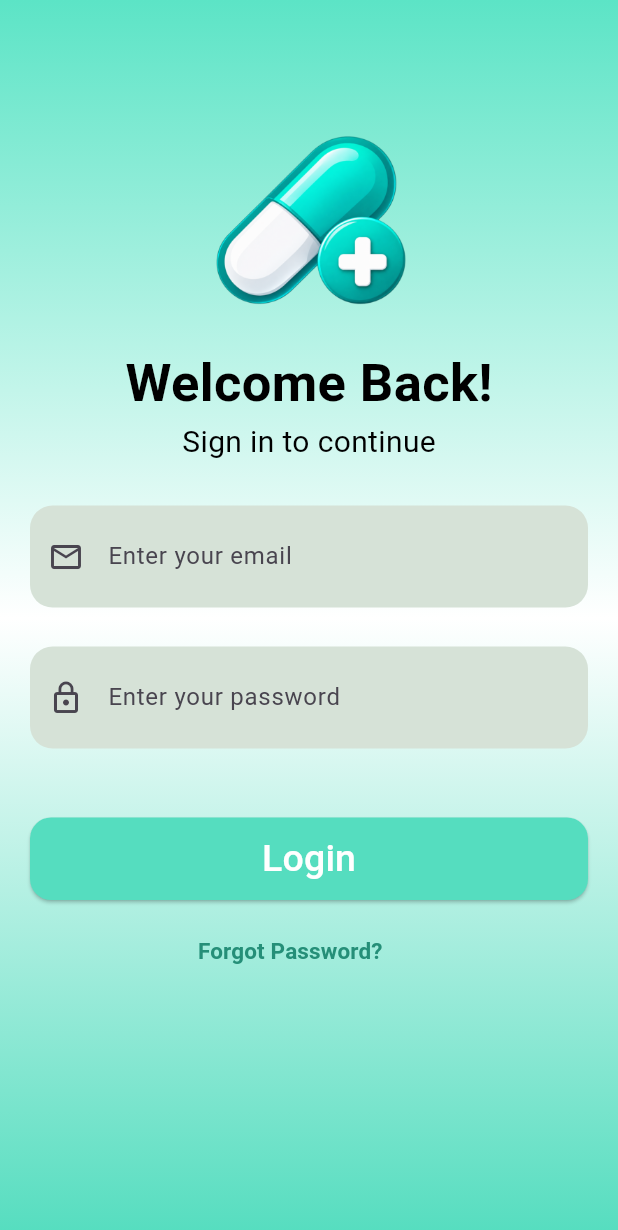
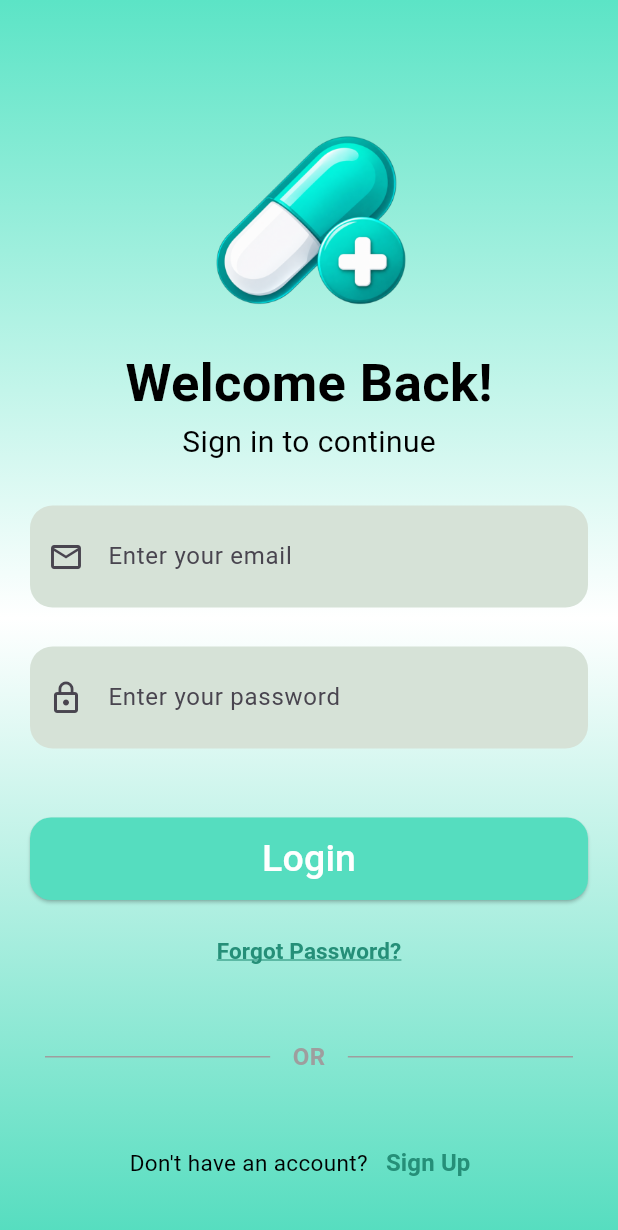
Before and after one commit to shamseernpm-beep/medTime, a Flutter app: the screen it shows after launch, on a phone screen of 412 x 824 dp. Shown: the top 1230 px of the screen. Run offline on Flutter 3.47's test engine with Material 3 defaults, Android fonts, the phone set to English and light mode, and no system bars.

Commit message:
start login

```diff
--- a/lib/view/login.dart
+++ b/lib/view/login.dart
@@ -10,7 +10,17 @@ class Login extends StatefulWidget {
 
 class _LoginState extends State<Login> {
   final TextEditingController emailControlle = TextEditingController();
+
   final TextEditingController passwordController = TextEditingController();
+
+  final formKey = GlobalKey<FormState>();
+
+  @override
+  void dispose() {
+    emailControlle.dispose();
+    passwordController.dispose();
+    super.dispose();
+  }
 
   @override
   Widget build(BuildContext context) {
@@ -20,6 +30,8 @@ class _LoginState extends State<Login> {
         height: double.infinity,
         decoration: BoxDecoration(gradient: AppColor.backgroundcolor),
         child: Center(
+          child: Form(
+            key: formKey,
             child: Column(
               children: [
                 SizedBox(height: 70),
@@ -28,20 +40,26 @@ class _LoginState extends State<Login> {
                   width: 150,
                   height: 150,
                 ),
+
                 SizedBox(height: 10),
+
                 Text(
                   "Welcome Back!",
                   style: TextStyle(
                     fontSize: 35,
                     color: Black.black,
-                  fontWeight: FontWeight(700),
+                    fontWeight: FontWeight.w700,
                   ),
                 ),
+
                 Text(
                   "Sign in to continue",
                   style: TextStyle(color: Black.black, fontSize: 20),
                 ),
+
                 SizedBox(height: 20),
+
+                // Email Form
                 Padding(
                   padding: const EdgeInsets.symmetric(
                     horizontal: 20,
@@ -75,8 +93,10 @@ class _LoginState extends State<Login> {
                     },
                   ),
                 ),
+
                 SizedBox(height: 10),
 
+                // Password Form
                 Padding(
                   padding: const EdgeInsets.symmetric(
                     horizontal: 20,
@@ -91,12 +111,10 @@ class _LoginState extends State<Login> {
                       prefixIcon: Icon(Icons.lock_outline),
                       filled: true,
                       fillColor: Color.fromARGB(255, 214, 226, 215),
-
                       contentPadding: EdgeInsets.symmetric(
                         vertical: 22,
                         horizontal: 15,
                       ),
-
                       border: OutlineInputBorder(
                         borderRadius: BorderRadius.circular(15),
                         borderSide: BorderSide.none,
@@ -110,7 +128,10 @@ class _LoginState extends State<Login> {
                     },
                   ),
                 ),
+
                 SizedBox(height: 30),
+
+                // Login Button
                 Padding(
                   padding: const EdgeInsets.symmetric(
                     horizontal: 20,
@@ -120,15 +141,18 @@ class _LoginState extends State<Login> {
                     height: 55,
                     width: double.infinity,
                     child: ElevatedButton(
-                    onPressed: () {},
-
+                      onPressed: () {
+                        if (formKey.currentState!.validate()) {
+                          print(emailControlle.text);
+                          print(passwordController.text);
+                        }
+                      },
                       style: ElevatedButton.styleFrom(
                         backgroundColor: Color(0xFF55DDBF),
                         shape: RoundedRectangleBorder(
                           borderRadius: BorderRadius.circular(14),
                         ),
                       ),
-
                       child: Text(
                         "Login",
                         style: TextStyle(fontSize: 25, color: Colors.white),
@@ -136,8 +160,9 @@ class _LoginState extends State<Login> {
                     ),
                   ),
                 ),
+
                 Padding(
-                padding: const EdgeInsets.only(right: 25, top: 2),
+                  padding: const EdgeInsets.only(top: 2),
                   child: TextButton(
                     onPressed: () {
                       // Forgot password action
@@ -148,13 +173,71 @@ class _LoginState extends State<Login> {
                         color: Color(0xFF258F78),
                         fontSize: 15,
                         fontWeight: FontWeight.w600,
+                        decoration: TextDecoration.underline,
+                        decorationColor: Color(0xFF258F78),
                       ),
+                    ),
+                  ),
+                ),
+                SizedBox(height: 30),
+                Padding(
+                  padding: const EdgeInsets.symmetric(
+                    horizontal: 30,
+                    vertical: 5,
+                  ),
+                  child: Row(
+                    children: [
+                      Expanded(
+                        child: Divider(color: Colors.grey, thickness: 1),
+                      ),
+                      Padding(
+                        padding: EdgeInsets.symmetric(horizontal: 15),
+                        child: Text(
+                          "OR",
+                          style: TextStyle(
+                            fontSize: 16,
+                            color: Colors.grey,
+                            fontWeight: FontWeight.w600,
+                          ),
+                        ),
+                      ),
+                      Expanded(
+                        child: Divider(color: Colors.grey, thickness: 1),
+                      ),
+                    ],
+                  ),
+                ),
+                SizedBox(height: 20),
+                Padding(
+                  padding: const EdgeInsets.only(top: 10, bottom: 20),
+                  child: Row(
+                    mainAxisAlignment: MainAxisAlignment.center,
+                    children: [
+                      Text(
+                        "Don't have an account?",
+                        style: TextStyle(fontSize: 15, color: Black.black),
+                      ),
+
+                      TextButton(
+                        onPressed: () {
+                          // Navigate to Sign Up page
+                        },
+                        child: Text(
+                          "Sign Up",
+                          style: TextStyle(
+                            fontSize: 16,
+                            color: Color(0xFF258F78),
+                            fontWeight: FontWeight.bold,
                           ),
                         ),
                       ),
                     ],
                   ),
                 ),
+              ],
+            ),
+          ),
+        ),
       ),
     );
   }
```
Lines whose indentation alone changed are shown as unchanged.
